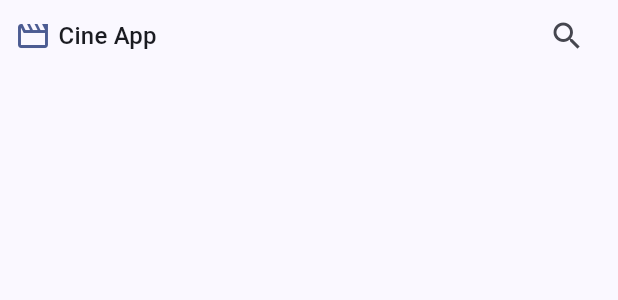
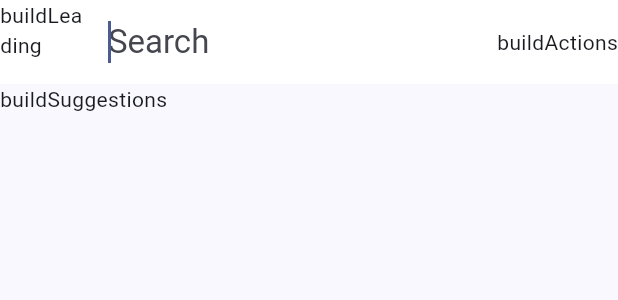
Before and after one commit to diegopagini/Cinema_Flutter, a Flutter app: the CustomAppbar widget shown alone on an empty page, opened directly, after a tap on the "search" icon, on a phone screen of 412 x 824 dp. Shown: the top 300 px of the screen. Run offline on Flutter 3.47's test engine with Material 3 defaults, Android fonts, the phone set to English and light mode, and no system bars; our stand-ins replace animate_do, card_swiper, dio, flutter_dotenv, flutter_riverpod, go_router; network calls fail.

Commit message:
searchDelegate

```diff
--- a/lib/domain/datasources/movies_datasource.dart
+++ b/lib/domain/datasources/movies_datasource.dart
@@ -10,4 +10,6 @@ abstract class MoviesDatasource {
   Future<List<Movie>> topRated({int page = 1});
 
   Future<Movie> getMovieById({required String id});
+
+  Future<List<Movie>> getMoviesByTerm({required String movie});
 }
--- a/lib/domain/repositories/movies_repository.dart
+++ b/lib/domain/repositories/movies_repository.dart
@@ -10,4 +10,6 @@ abstract class MoviesRepository {
   Future<List<Movie>> topRated({int page = 1});
 
   Future<Movie> getMovieById({required String id});
+
+  Future<List<Movie>> getMoviesByTerm({required String movie});
 }
--- a/lib/infrastructure/repositories/movie_repository_impl.dart
+++ b/lib/infrastructure/repositories/movie_repository_impl.dart
@@ -32,4 +32,9 @@ class MovieRepositoryImpl extends MoviesRepository {
   Future<Movie> getMovieById({required String id}) {
     return datasource.getMovieById(id: id);
   }
+
+  @override
+  Future<List<Movie>> getMoviesByTerm({required String movie}) {
+    return datasource.getMoviesByTerm(movie: movie);
+  }
 }
--- /dev/null
+++ b/lib/presentation/delegates/search_movie_delegate.dart
@@ -0,0 +1,23 @@
+import 'package:flutter/material.dart';
+
+class SearchMovieDelegate extends SearchDelegate {
+  @override
+  List<Widget>? buildActions(BuildContext context) {
+    return [const Text('buildActions')];
+  }
+
+  @override
+  Widget? buildLeading(BuildContext context) {
+    return const Text('buildLeading');
+  }
+
+  @override
+  Widget buildResults(BuildContext context) {
+    return const Text('buildResults');
+  }
+
+  @override
+  Widget buildSuggestions(BuildContext context) {
+    return const Text('buildSuggestions');
+  }
+}
--- a/lib/presentation/widgets/shared/custom_appbar.dart
+++ b/lib/presentation/widgets/shared/custom_appbar.dart
@@ -1,4 +1,5 @@
 import 'package:flutter/material.dart';
+import 'package:cine_app/presentation/delegates/search_movie_delegate.dart';
 
 class CustomAppbar extends StatelessWidget {
   const CustomAppbar({super.key});
@@ -28,7 +29,12 @@ class CustomAppbar extends StatelessWidget {
                     style: titleStyle,
                   ),
                   const Spacer(), // This is like flex 1 1
-                  IconButton(onPressed: () {}, icon: const Icon(Icons.search))
+                  IconButton(
+                      onPressed: () {
+                        showSearch(
+                            context: context, delegate: SearchMovieDelegate());
+                      },
+                      icon: const Icon(Icons.search))
                 ],
               )),
         ));
```
Also changed, not shown: lib/infrastructure/datasources/moviedb_datasource_impl.dart (+8 -0 lines).
